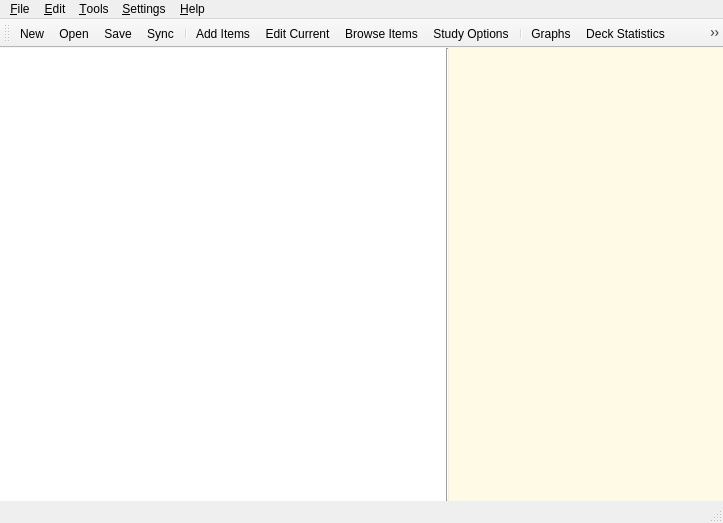
Above: designer/main.ui from ankitects/anki before the change. Below: the same form after it.
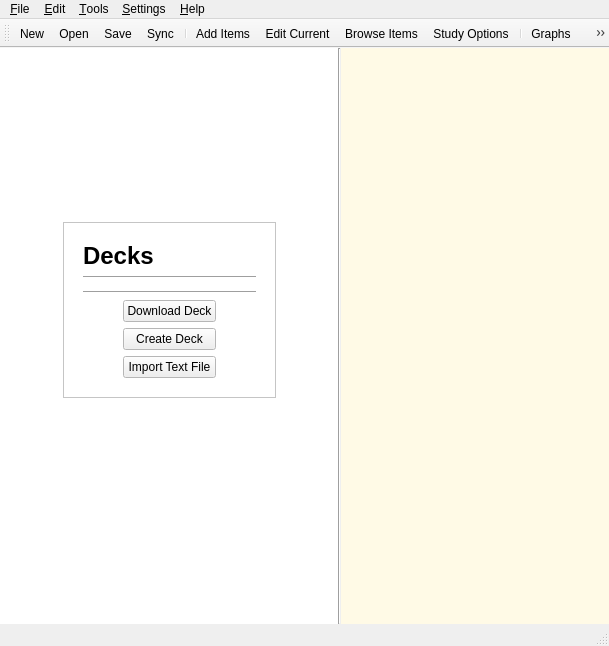
That is the form after the change. The open tabs and pages were chosen to show the change. Icons and pictures are not drawn.

Commit message: implement deck browser

Patch:
```diff
--- a/designer/main.ui
+++ b/designer/main.ui
@@ -5,8 +5,8 @@
    <rect>
     <x>0</x>
     <y>0</y>
-    <width>723</width>
-    <height>523</height>
+    <width>552</width>
+    <height>646</height>
    </rect>
   </property>
   <property name="sizePolicy" >
@@ -912,6 +912,183 @@
            </item>
           </layout>
          </widget>
+         <widget class="QWidget" name="page" >
+          <layout class="QVBoxLayout" name="verticalLayout_15" >
+           <item>
+            <spacer name="verticalSpacer_7" >
+             <property name="orientation" >
+              <enum>Qt::Vertical</enum>
+             </property>
+             <property name="sizeHint" stdset="0" >
+              <size>
+               <width>20</width>
+               <height>150</height>
+              </size>
+             </property>
+            </spacer>
+           </item>
+           <item>
+            <layout class="QHBoxLayout" name="horizontalLayout_5" >
+             <item>
+              <spacer name="horizontalSpacer" >
+               <property name="orientation" >
+                <enum>Qt::Horizontal</enum>
+               </property>
+               <property name="sizeHint" stdset="0" >
+                <size>
+                 <width>40</width>
+                 <height>20</height>
+                </size>
+               </property>
+              </spacer>
+             </item>
+             <item>
+              <widget class="QFrame" name="frame_3" >
+               <property name="frameShape" >
+                <enum>QFrame::StyledPanel</enum>
+               </property>
+               <property name="frameShadow" >
+                <enum>QFrame::Raised</enum>
+               </property>
+               <layout class="QVBoxLayout" name="verticalLayout_13" >
+                <item>
+                 <layout class="QVBoxLayout" name="verticalLayout_14" >
+                  <property name="margin" >
+                   <number>10</number>
+                  </property>
+                  <item>
+                   <widget class="QLabel" name="label_2" >
+                    <property name="text" >
+                     <string>&lt;h1>Decks&lt;/h1></string>
+                    </property>
+                   </widget>
+                  </item>
+                  <item>
+                   <widget class="Line" name="line_3" >
+                    <property name="orientation" >
+                     <enum>Qt::Horizontal</enum>
+                    </property>
+                   </widget>
+                  </item>
+                  <item>
+                   <widget class="QFrame" name="decksFrame" >
+                    <property name="frameShape" >
+                     <enum>QFrame::NoFrame</enum>
+                    </property>
+                    <property name="frameShadow" >
+                     <enum>QFrame::Raised</enum>
+                    </property>
+                   </widget>
+                  </item>
+                  <item>
+                   <widget class="Line" name="line_4" >
+                    <property name="orientation" >
+                     <enum>Qt::Horizontal</enum>
+                    </property>
+                   </widget>
+                  </item>
+                  <item>
+                   <layout class="QHBoxLayout" name="horizontalLayout_7" >
+                    <item>
+                     <spacer name="horizontalSpacer" >
+                      <property name="orientation" >
+                       <enum>Qt::Horizontal</enum>
+                      </property>
+                      <property name="sizeHint" stdset="0" >
+                       <size>
+                        <width>40</width>
+                        <height>20</height>
+                       </size>
+                      </property>
+                     </spacer>
+                    </item>
+                    <item>
+                     <layout class="QVBoxLayout" name="verticalLayout_16" >
+                      <item>
+                       <widget class="QPushButton" name="downloadDeckButton" >
+                        <property name="text" >
+                         <string>Download Deck</string>
+                        </property>
+                        <property name="icon" >
+                         <iconset resource="../icons.qrc" >
+                          <normaloff>:/icons/download.png</normaloff>:/icons/download.png</iconset>
+                        </property>
+                       </widget>
+                      </item>
+                      <item>
+                       <widget class="QPushButton" name="newDeckButton" >
+                        <property name="text" >
+                         <string>Create Deck</string>
+                        </property>
+                        <property name="icon" >
+                         <iconset resource="../icons.qrc" >
+                          <normaloff>:/icons/document-new.png</normaloff>:/icons/document-new.png</iconset>
+                        </property>
+                       </widget>
+                      </item>
+                      <item>
+                       <widget class="QPushButton" name="importDeckButton" >
+                        <property name="text" >
+                         <string>Import Text File</string>
+                        </property>
+                        <property name="icon" >
+                         <iconset resource="../icons.qrc" >
+                          <normaloff>:/icons/document-import.png</normaloff>:/icons/document-import.png</iconset>
+                        </property>
+                       </widget>
+                      </item>
+                     </layout>
+                    </item>
+                    <item>
+                     <spacer name="horizontalSpacer_2" >
+                      <property name="orientation" >
+                       <enum>Qt::Horizontal</enum>
+                      </property>
+                      <property name="sizeHint" stdset="0" >
+                       <size>
+                        <width>40</width>
+                        <height>20</height>
+                       </size>
+                      </property>
+                     </spacer>
+                    </item>
+                   </layout>
+                  </item>
+                 </layout>
+                </item>
+               </layout>
+              </widget>
+             </item>
+             <item>
+              <spacer name="horizontalSpacer_2" >
+               <property name="orientation" >
+                <enum>Qt::Horizontal</enum>
+               </property>
+               <property name="sizeHint" stdset="0" >
+                <size>
+                 <width>40</width>
+                 <height>20</height>
+                </size>
+               </property>
+              </spacer>
+             </item>
+            </layout>
+           </item>
+           <item>
+            <spacer name="verticalSpacer_8" >
+             <property name="orientation" >
+              <enum>Qt::Vertical</enum>
+             </property>
+             <property name="sizeHint" stdset="0" >
+              <size>
+               <width>20</width>
+               <height>150</height>
+              </size>
+             </property>
+            </spacer>
+           </item>
+          </layout>
+         </widget>
         </widget>
        </item>
       </layout>
@@ -1111,7 +1288,7 @@
     <rect>
      <x>0</x>
      <y>0</y>
-     <width>723</width>
+     <width>552</width>
      <height>22</height>
     </rect>
    </property>
```
Left out of the diff: 26 changed lines with no effect on the pictures. The commit also changes 5 other files.
